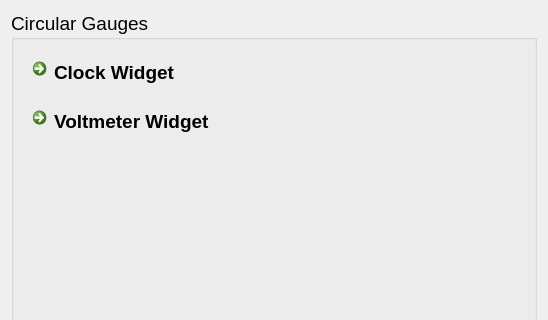
The window that mainwindow.ui (EugeneBA/BEGaugesQt) describes before a commit, drawn with Qt 5; both pictures show x 0 to 548 and y 0 to 320 of the 548 by 573 pixel window.
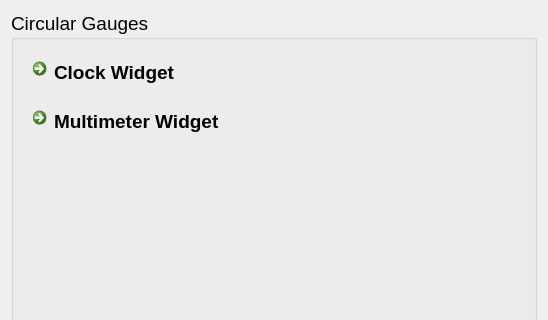
The same window after the commit.

Commit message: Issue #1: add MultimeterWidget

```diff
--- a/mainwindow.ui
+++ b/mainwindow.ui
@@ -36,7 +36,7 @@
        <item>
         <widget class="QCommandLinkButton" name="BtnVoltmeterWidget">
          <property name="text">
-          <string>Voltmeter Widget</string>
+          <string>Multimeter Widget</string>
          </property>
         </widget>
        </item>
```
Left out of the diff: 2 changed lines with no effect on the pictures. The commit also changes 6 other files.
